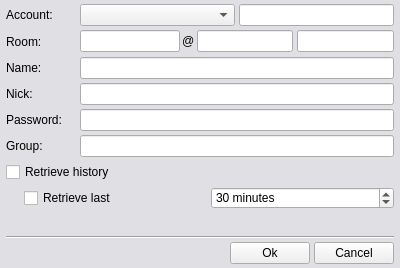
Above: share/skins/default/chatroomedit.ui from itds-consulting/yate before the change. Below: the same form after it.
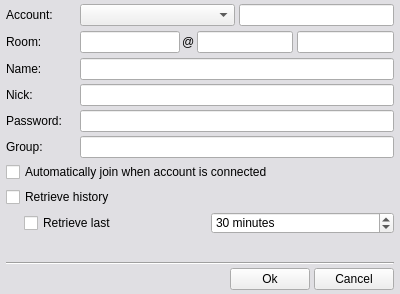
That is the form after the change. Icons and pictures are not drawn.

Commit message: Added autojoin option to chat room contacts.

Diff of the .ui file:
```diff
--- a/share/skins/default/chatroomedit.ui
+++ b/share/skins/default/chatroomedit.ui
@@ -6,7 +6,7 @@
     <x>0</x>
     <y>0</y>
     <width>400</width>
-    <height>268</height>
+    <height>294</height>
    </rect>
   </property>
   <property name="sizePolicy" >
@@ -18,13 +18,13 @@
   <property name="minimumSize" >
    <size>
     <width>400</width>
-    <height>200</height>
+    <height>294</height>
    </size>
   </property>
   <property name="maximumSize" >
    <size>
     <width>400</width>
-    <height>268</height>
+    <height>294</height>
    </size>
   </property>
   <property name="windowIcon" >
@@ -515,6 +515,13 @@
      </item>
     </layout>
    </item>
+   <item>
+    <widget class="QCheckBox" name="autojoin" >
+     <property name="text" >
+      <string>Automatically join when account is connected</string>
+     </property>
+    </widget>
+   </item>
    <item>
     <widget class="QCheckBox" name="history" >
      <property name="sizePolicy" >
```
The commit also changes 2 other files.
